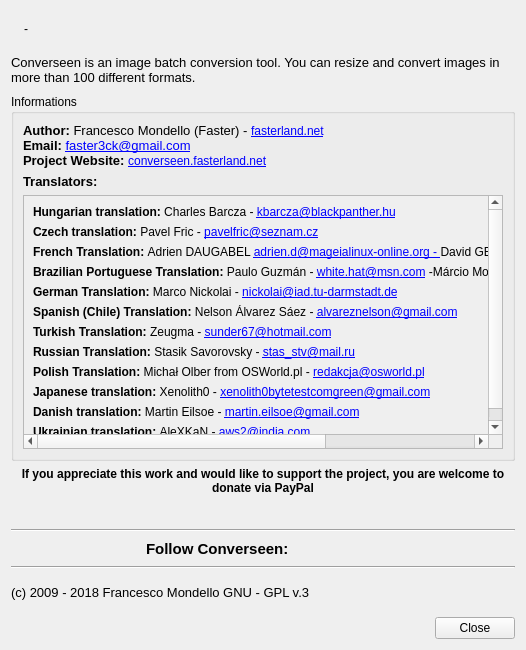
The window that ui/dialoginfo.ui (Faster3ck/Converseen) describes before a commit, drawn with Qt 5.
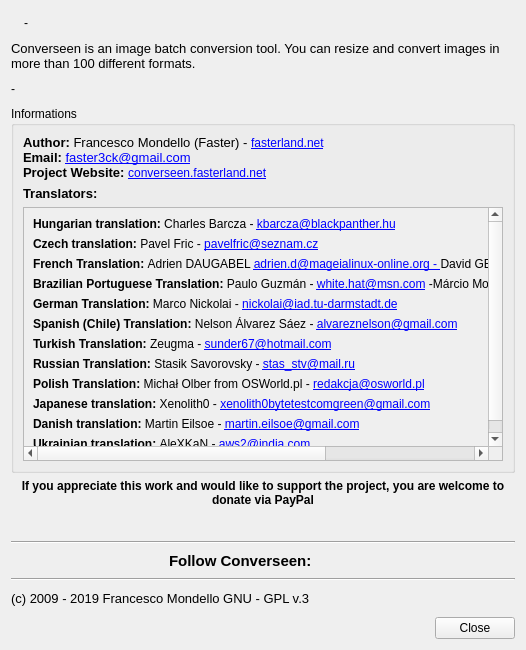
The same window after the commit. Icons and pictures are not drawn.

Commit message: Version 0.9.8.0 Stable - Fixed bug with TIF files + Minor Updates + Various Bugfixes

Patch:
```diff
--- a/ui/dialoginfo.ui
+++ b/ui/dialoginfo.ui
@@ -61,6 +61,19 @@
      </property>
     </widget>
    </item>
+   <item>
+    <widget class="QLabel" name="labelMagickVersion">
+     <property name="text">
+      <string>-</string>
+     </property>
+     <property name="wordWrap">
+      <bool>true</bool>
+     </property>
+     <property name="openExternalLinks">
+      <bool>true</bool>
+     </property>
+    </widget>
+   </item>
    <item>
     <widget class="QGroupBox" name="groupBox">
      <property name="sizePolicy">
@@ -315,29 +328,6 @@
          </property>
         </widget>
        </item>
-       <item>
-        <widget class="QPushButton" name="pushGPlus">
-         <property name="cursor">
-          <cursorShape>PointingHandCursor</cursorShape>
-         </property>
-         <property name="text">
-          <string/>
-         </property>
-         <property name="icon">
-          <iconset resource="../resources.qrc">
-           <normaloff>:/Images/res/google-plus-icon.png</normaloff>:/Images/res/google-plus-icon.png</iconset>
-         </property>
-         <property name="iconSize">
-          <size>
-           <width>32</width>
-           <height>32</height>
-          </size>
-         </property>
-         <property name="flat">
-          <bool>true</bool>
-         </property>
-        </widget>
-       </item>
       </layout>
      </item>
      <item>
@@ -369,7 +359,7 @@
 &lt;html&gt;&lt;head&gt;&lt;meta name=&quot;qrichtext&quot; content=&quot;1&quot; /&gt;&lt;style type=&quot;text/css&quot;&gt;
 p, li { white-space: pre-wrap; }
 &lt;/style&gt;&lt;/head&gt;&lt;body style=&quot; font-family:'Noto Sans'; font-size:10pt; font-weight:400; font-style:normal;&quot;&gt;
-&lt;p style=&quot; margin-top:0px; margin-bottom:0px; margin-left:0px; margin-right:0px; -qt-block-indent:0; text-indent:0px;&quot;&gt;&lt;span style=&quot; font-family:'MS Shell Dlg 2';&quot;&gt;(c) 2009 - 2018 Francesco Mondello GNU - GPL v.3&lt;/span&gt;&lt;/p&gt;&lt;/body&gt;&lt;/html&gt;</string>
+&lt;p style=&quot; margin-top:0px; margin-bottom:0px; margin-left:0px; margin-right:0px; -qt-block-indent:0; text-indent:0px;&quot;&gt;&lt;span style=&quot; font-family:'MS Shell Dlg 2';&quot;&gt;(c) 2009 - 2019 Francesco Mondello GNU - GPL v.3&lt;/span&gt;&lt;/p&gt;&lt;/body&gt;&lt;/html&gt;</string>
      </property>
     </widget>
    </item>
```
Left out of the diff: 1 changed line with no effect on the pictures. The commit also changes 59 other files.
